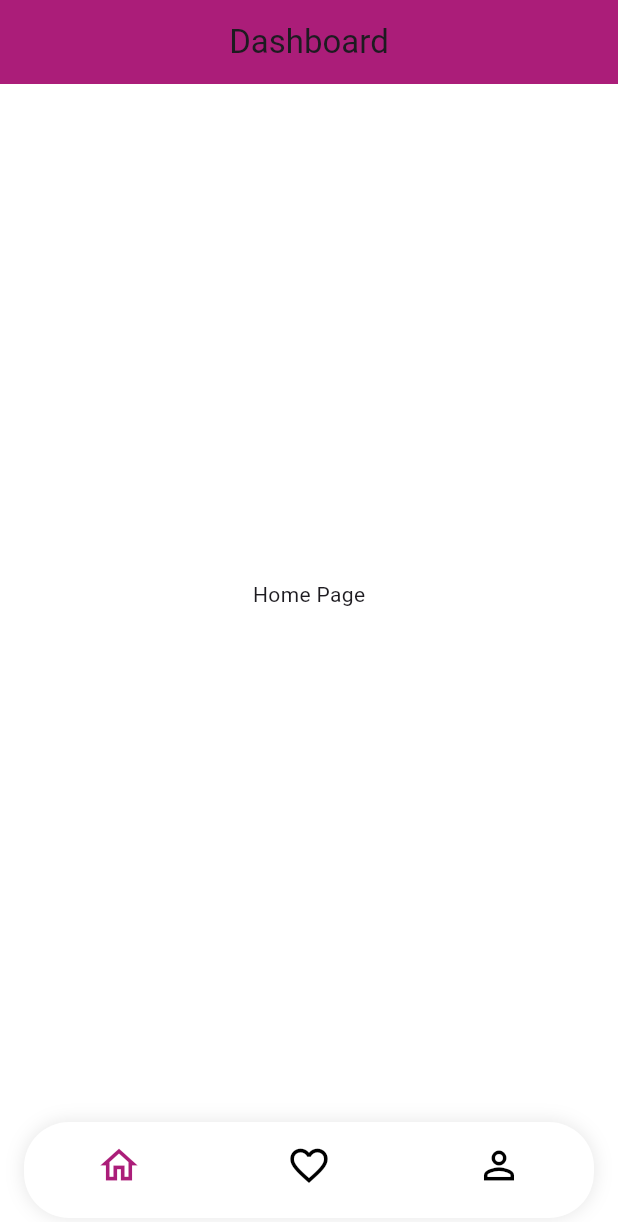
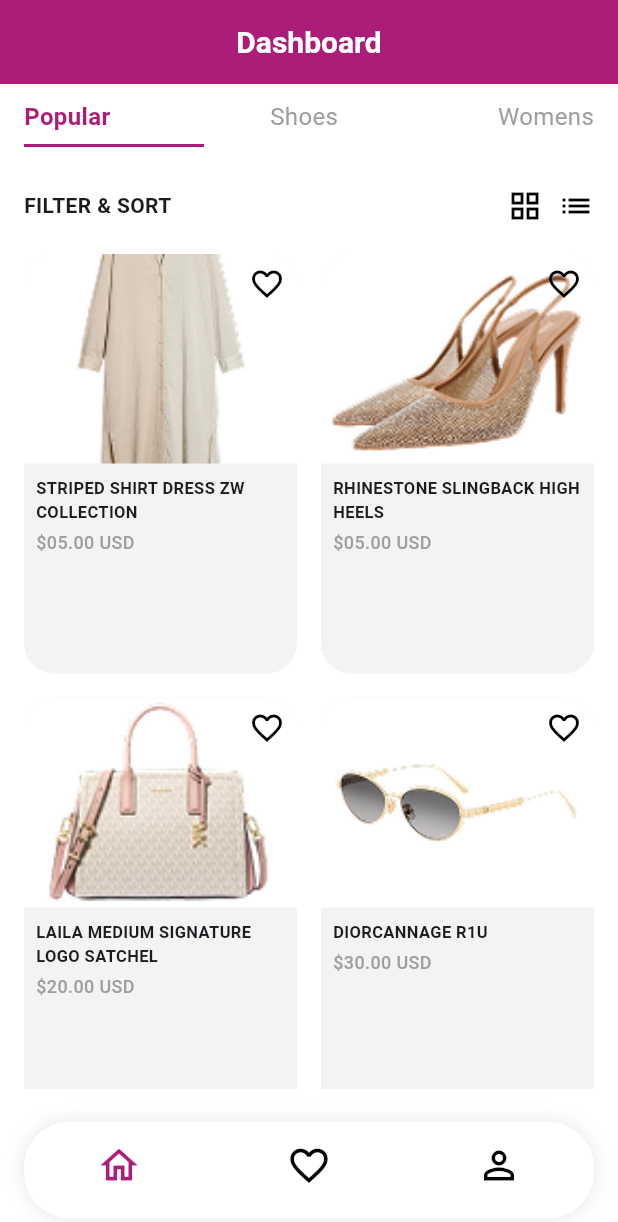
Before and after one commit to apekshaaw/RentMyFit, a Flutter app: the DashboardView screen opened directly, on a phone screen of 412 x 824 dp. Shown: the top 1222 px of the screen. Run offline on Flutter 3.47's test engine with Material 3 defaults, Android fonts, the phone set to English and light mode, and no system bars; Roboto replaces fonts that are missing (AncizarSans, IntroRust).

Commit message:
sprint-2

```diff
--- a/lib/app.dart
+++ b/lib/app.dart
@@ -1,5 +1,6 @@
 import 'package:flutter/material.dart';
-import 'view/splash_view.dart';
+import 'package:rent_my_fit/theme/theme.dart';
+import 'package:rent_my_fit/view/dashboard_view.dart';
 
 class App extends StatelessWidget {
   const App({super.key});
@@ -8,34 +9,8 @@
   Widget build(BuildContext context) {
     return MaterialApp(
       debugShowCheckedModeBanner: false,
-      home: const SplashView(),
-      theme: ThemeData(
-        primaryColor: const Color(0xFFab1d79),
-        fontFamily: 'AncizarSans',
-        scaffoldBackgroundColor: Colors.white,
-        appBarTheme: const AppBarTheme(
-          backgroundColor: Color(0xFFab1d79),
-          centerTitle: true,
-          elevation: 0,
-        ),
-        elevatedButtonTheme: ElevatedButtonThemeData(
-          style: ElevatedButton.styleFrom(
-            backgroundColor: const Color(0xFFab1d79),
-            foregroundColor: Colors.white,
-            shape: RoundedRectangleBorder(
-              borderRadius: BorderRadius.circular(30),
-            ),
-          ),
-        ),
-        textButtonTheme: TextButtonThemeData(
-          style: TextButton.styleFrom(foregroundColor: const Color(0xFFab1d79)),
-        ),
-        iconTheme: const IconThemeData(color: Colors.black),
-        textTheme: const TextTheme(
-          headlineLarge: TextStyle(fontFamily: 'IntroRust', fontSize: 32),
-          headlineMedium: TextStyle(fontFamily: 'IntroRust', fontSize: 24),
-        ),
-      ),
+      home: const DashboardView(),
+      theme: getApplicationTheme(),
     );
   }
 }
--- /dev/null
+++ b/lib/theme/theme.dart
@@ -0,0 +1,62 @@
+import 'package:flutter/material.dart';
+
+ThemeData getApplicationTheme() {
+  return ThemeData(
+    scaffoldBackgroundColor: Colors.white,
+    primaryColor: const Color(0xFFab1d79),
+    fontFamily: 'AncizarSans',
+
+    appBarTheme: const AppBarTheme(
+      backgroundColor: Color(0xFFab1d79),
+      centerTitle: true,
+      elevation: 0,
+      titleTextStyle: TextStyle(
+        fontFamily: 'IntroRust',
+        fontSize: 20,
+        color: Colors.white,
+        fontWeight: FontWeight.bold,
+      ),
+    ),
+
+    elevatedButtonTheme: ElevatedButtonThemeData(
+      style: ElevatedButton.styleFrom(
+        textStyle: const TextStyle(
+          fontSize: 16,
+          fontWeight: FontWeight.w600,
+          fontFamily: 'AncizarSans',
+        ),
+        backgroundColor: const Color(0xFFab1d79),
+        foregroundColor: Colors.white,
+        shape: RoundedRectangleBorder(
+          borderRadius: BorderRadius.circular(30),
+        ),
+        minimumSize: const Size(double.infinity, 50),
+      ),
+    ),
+
+    textButtonTheme: TextButtonThemeData(
+      style: TextButton.styleFrom(
+        foregroundColor: const Color(0xFFab1d79),
+        textStyle: const TextStyle(
+          fontFamily: 'AncizarSans',
+          fontWeight: FontWeight.w600,
+        ),
+      ),
+    ),
+
+    iconTheme: const IconThemeData(
+      color: Colors.black,
+    ),
+
+    textTheme: const TextTheme(
+      headlineLarge: TextStyle(
+        fontFamily: 'IntroRust',
+        fontSize: 32,
+      ),
+      headlineMedium: TextStyle(
+        fontFamily: 'IntroRust',
+        fontSize: 24,
+      ),
+    ),
+  );
+}
--- a/lib/view/dashboard_view.dart
+++ b/lib/view/dashboard_view.dart
@@ -10,14 +10,14 @@
 class _DashboardViewState extends State<DashboardView> {
   int _currentIndex = 0;
 
-  final List<Widget> _screens = [
-    const Center(child: Text("Home Page")),
-    const Center(child: Text("Wishlist")),
-    const Center(child: Text("Profile")),
-  ];
-
   @override
   Widget build(BuildContext context) {
+    final List<Widget> screens = [
+      _buildHomePage(),
+      const Center(child: Text("Wishlist")),
+      const Center(child: Text("Profile")),
+    ];
+
     return Scaffold(
       appBar: AppBar(
         title: const Text('Dashboard'),
@@ -25,7 +25,7 @@
         centerTitle: true,
         automaticallyImplyLeading: false,
       ),
-      body: _screens[_currentIndex],
+      body: screens[_currentIndex],
       bottomNavigationBar: Padding(
         padding: const EdgeInsets.symmetric(horizontal: 16.0, vertical: 12),
         child: Container(
@@ -33,10 +33,7 @@
             color: Colors.white,
             borderRadius: BorderRadius.circular(30),
             boxShadow: [
-              BoxShadow(
-                color: Colors.black.withOpacity(0.1),
-                blurRadius: 10,
-              )
+              BoxShadow(color: Colors.black.withOpacity(0.1), blurRadius: 10),
             ],
           ),
           child: BottomNavigationBar(
@@ -72,4 +69,147 @@
       ),
     );
   }
+
+  // 👇 Add this method inside the class!
+  Widget _buildHomePage() {
+    return Padding(
+      padding: const EdgeInsets.symmetric(horizontal: 16, vertical: 10),
+      child: Column(
+        crossAxisAlignment: CrossAxisAlignment.start,
+        children: [
+          // Tabs
+          Row(
+            mainAxisAlignment: MainAxisAlignment.spaceBetween,
+            children: const [
+              Text(
+                'Popular',
+                style: TextStyle(
+                  fontWeight: FontWeight.bold,
+                  fontSize: 16,
+                  color: Color(0xFFab1d79),
+                ),
+              ),
+              Text('Shoes', style: TextStyle(fontSize: 16, color: Colors.grey)),
+              Text(
+                'Womens',
+                style: TextStyle(fontSize: 16, color: Colors.grey),
+              ),
+            ],
+          ),
+          const Divider(color: Color(0xFFab1d79), thickness: 2, endIndent: 260),
+          const SizedBox(height: 20),
+
+          // Filter & View Toggle
+          Row(
+            mainAxisAlignment: MainAxisAlignment.spaceBetween,
+            children: const [
+              Text(
+                'FILTER & SORT',
+                style: TextStyle(fontWeight: FontWeight.bold),
+              ),
+              Row(
+                children: [
+                  Icon(Icons.grid_view),
+                  SizedBox(width: 10),
+                  Icon(Icons.list),
+                ],
+              ),
+            ],
+          ),
+          const SizedBox(height: 20),
+
+          // Product Grid
+          Expanded(
+            child: GridView.count(
+              crossAxisCount: 2,
+              crossAxisSpacing: 16,
+              mainAxisSpacing: 16,
+              childAspectRatio: 0.65,
+              children: [
+                _buildProductCard(
+                  'Striped Shirt Dress ZW Collection',
+                  '\$05.00 USD',
+                  'assets/images/dress.png',
+                ),
+                _buildProductCard(
+                  'Rhinestone Slingback High Heels',
+                  '\$05.00 USD',
+                  'assets/images/heels.png',
+                ),
+                _buildProductCard(
+                  'Laila Medium Signature Logo Satchel',
+                  '\$20.00 USD',
+                  'assets/images/bag.png',
+                ),
+                _buildProductCard(
+                  'DiorCannage R1U',
+                  '\$30.00 USD',
+                  'assets/images/sunglasses.png',
+                ),
+              ],
+            ),
+          ),
+        ],
+      ),
+    );
+  }
+
+  Widget _buildProductCard(String title, String price, String imagePath) {
+    return Container(
+      decoration: BoxDecoration(
+        borderRadius: BorderRadius.circular(20),
+        color: const Color(0xFFF3F3F3),
+      ),
+      child: Column(
+        crossAxisAlignment: CrossAxisAlignment.start,
+        children: [
+          Stack(
+            children: [
+              ClipRRect(
+                borderRadius: const BorderRadius.only(
+                  topLeft: Radius.circular(20),
+                  topRight: Radius.circular(20),
+                ),
+                child: Image.asset(
+                  imagePath,
+                  height: 140,
+                  width: double.infinity,
+                  fit: BoxFit.cover,
+                ),
+              ),
+              const Positioned(
+                top: 8,
+                right: 8,
+                child: Icon(Icons.favorite_border),
+              ),
+            ],
+          ),
+          Padding(
+            padding: const EdgeInsets.all(8.0),
+            child: Column(
+              crossAxisAlignment: CrossAxisAlignment.start,
+              children: [
+                Text(
+                  title.toUpperCase(),
+                  style: const TextStyle(
+                    fontSize: 11,
+                    fontWeight: FontWeight.w600,
+                  ),
+                ),
+                const SizedBox(height: 4),
+                Text(
+                  price,
+                  style: const TextStyle(
+                    fontSize: 12,
+                    color: Colors.grey,
+                    fontWeight: FontWeight.w500,
+                  ),
+                ),
+              ],
+            ),
+          ),
+        ],
+      ),
+    );
+  }
 }
--- a/lib/view/login_view.dart
+++ b/lib/view/login_view.dart
@@ -43,13 +43,13 @@
               const Center(
                 child: Text(
                   "WELCOME",
-                  style: TextStyle(fontSize: 24, fontWeight: FontWeight.bold),
+                  style: TextStyle(fontSize: 24, fontWeight: FontWeight.bold, fontFamily: 'IntroRust'),
                 ),
               ),
               const Center(
                 child: Text(
                   "LOGIN",
-                  style: TextStyle(fontSize: 20, color: Color(0xFFab1d79)),
+                  style: TextStyle(fontSize: 20, color: Color(0xFFab1d79), fontFamily: 'IntroRust'),
                 ),
               ),
               const SizedBox(height: 30),
--- a/lib/view/register_view.dart
+++ b/lib/view/register_view.dart
@@ -27,6 +27,7 @@
                     fontSize: 24,
                     fontWeight: FontWeight.bold,
                     color: Color(0xFFab1d79),
+                    fontFamily: 'IntroRust',
                   ),
                 ),
               ),
--- a/pubspec.yaml
+++ b/pubspec.yaml
@@ -63,6 +63,10 @@
     - assets/images/rentmyfit_text_logo.png
     - assets/images/top_wave.png
     - assets/images/bottom_wave.png
+    - assets/images/dress.png
+    - assets/images/bag.png
+    - assets/images/sunglasses.png
+    - assets/images/heels.png
 
   # An image asset can refer to one or more resolution-specific "variants", see
   # https://flutter.dev/to/resolution-aware-images
```
Also changed, not shown: assets/images/bag.png (added), assets/images/dress.png (added), assets/images/heels.png (added), assets/images/sunglasses.png (added).
